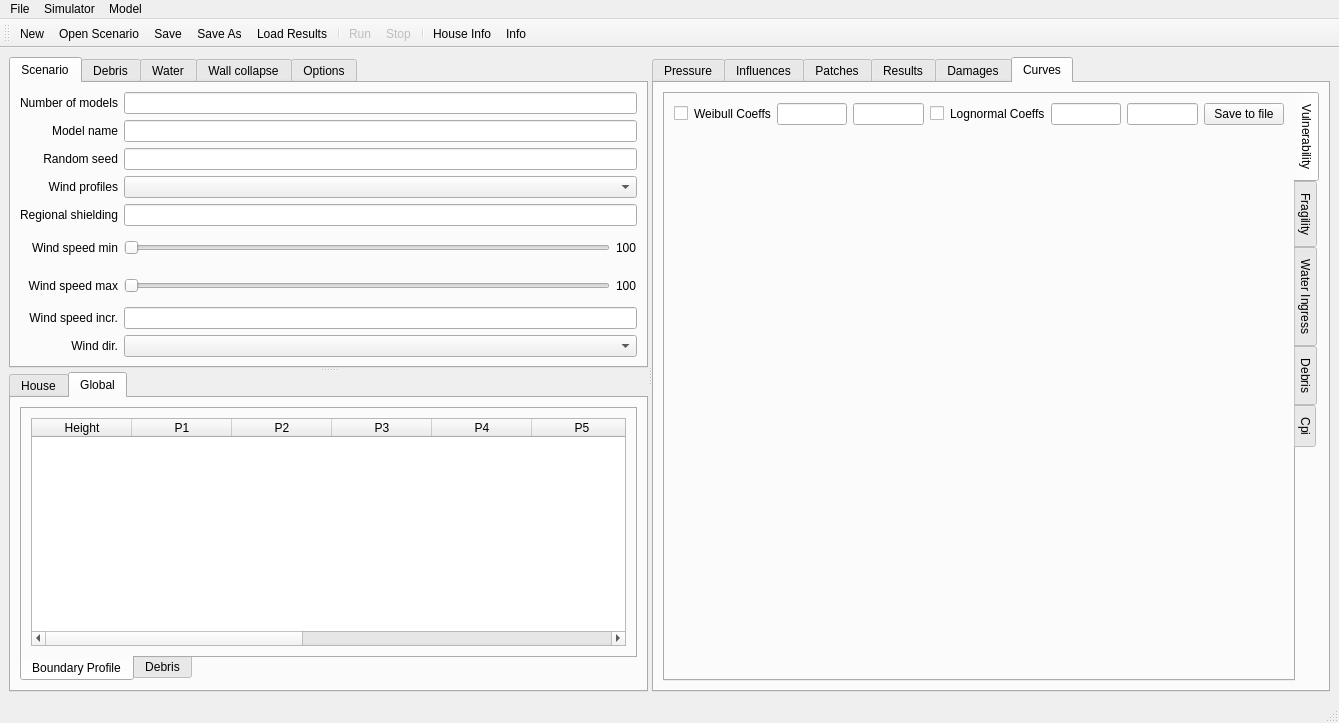
GeoscienceAustralia/vaws, file vaws/gui/ui/main.ui: the form before one commit.
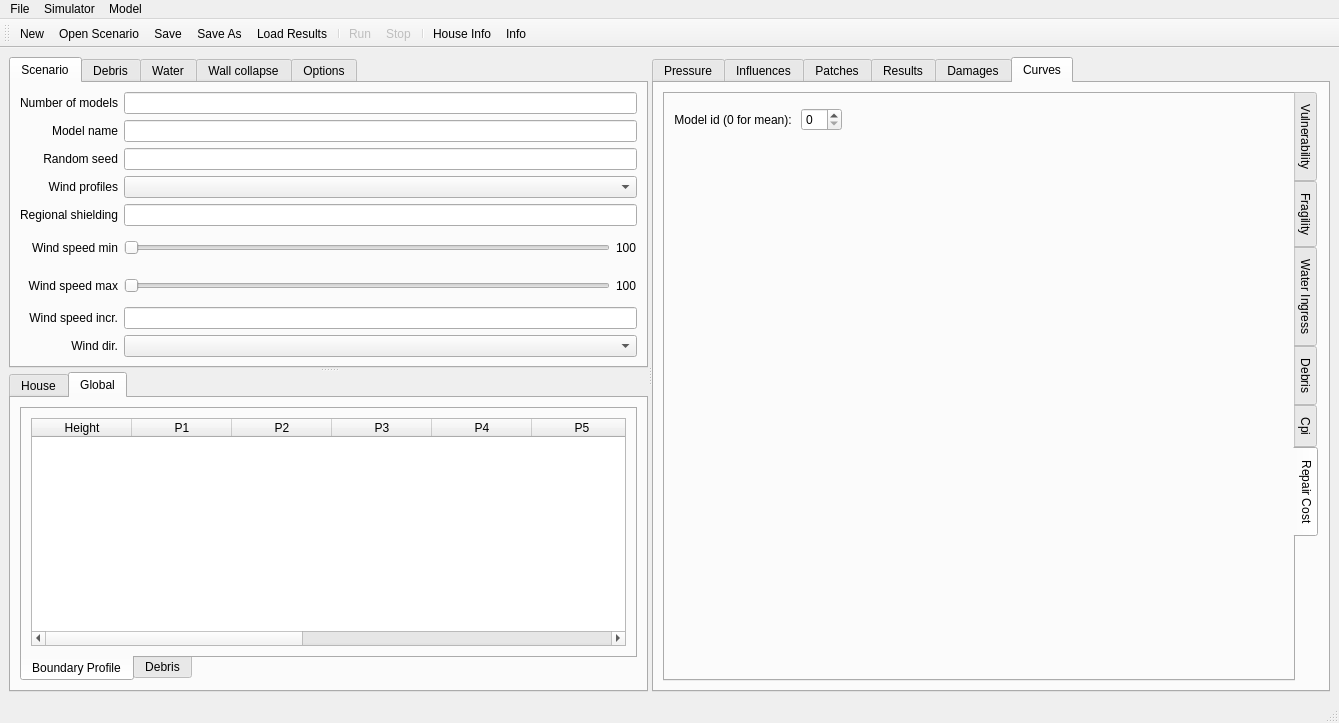
The form after the commit. Icons and pictures are not drawn. Custom widgets are drawn as their Qt base class.

Commit message: add reapir_cost pane in GUI; simplify recipe.yml; version 3.4.4

The edit to the form file:
```diff
--- a/vaws/gui/ui/main.ui
+++ b/vaws/gui/ui/main.ui
@@ -1826,7 +1826,7 @@
             <enum>QTabWidget::East</enum>
            </property>
            <property name="currentIndex">
-            <number>0</number>
+            <number>5</number>
            </property>
            <widget class="QWidget" name="tab_2">
             <attribute name="title">
@@ -1976,6 +1976,59 @@
              </item>
             </layout>
            </widget>
+           <widget class="QWidget" name="tab_56">
+            <attribute name="title">
+             <string>Repair Cost</string>
+            </attribute>
+            <layout class="QHBoxLayout" name="horizontalLayout_132">
+             <item>
+              <layout class="QVBoxLayout" name="verticalLayout_103">
+               <item>
+                <layout class="QHBoxLayout" name="horizontalLayout_109">
+                 <property name="sizeConstraint">
+                  <enum>QLayout::SetDefaultConstraint</enum>
+                 </property>
+                 <property name="topMargin">
+                  <number>5</number>
+                 </property>
+                 <property name="rightMargin">
+                  <number>1</number>
+                 </property>
+                 <item>
+                  <widget class="QLabel" name="label_8">
+                   <property name="text">
+                    <string>Model id (0 for mean): </string>
+                   </property>
+                   <property name="alignment">
+                    <set>Qt::AlignRight|Qt::AlignTrailing|Qt::AlignVCenter</set>
+                   </property>
+                  </widget>
+                 </item>
+                 <item>
+                  <widget class="QSpinBox" name="spinBox_cost"/>
+                 </item>
+                 <item>
+                  <spacer name="horizontalSpacer_7">
+                   <property name="orientation">
+                    <enum>Qt::Horizontal</enum>
+                   </property>
+                   <property name="sizeHint" stdset="0">
+                    <size>
+                     <width>40</width>
+                     <height>20</height>
+                    </size>
+                   </property>
+                  </spacer>
+                 </item>
+                </layout>
+               </item>
+               <item>
+                <widget class="MatplotlibWidget" name="cost_plot" native="true"/>
+               </item>
+              </layout>
+             </item>
+            </layout>
+           </widget>
           </widget>
          </item>
         </layout>
```
The commit also changes 6 other files.
